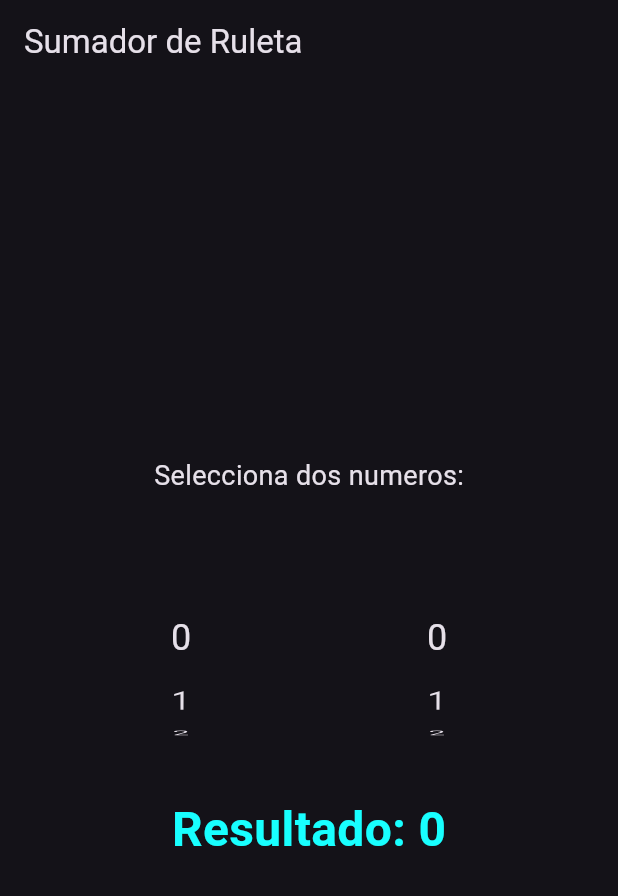
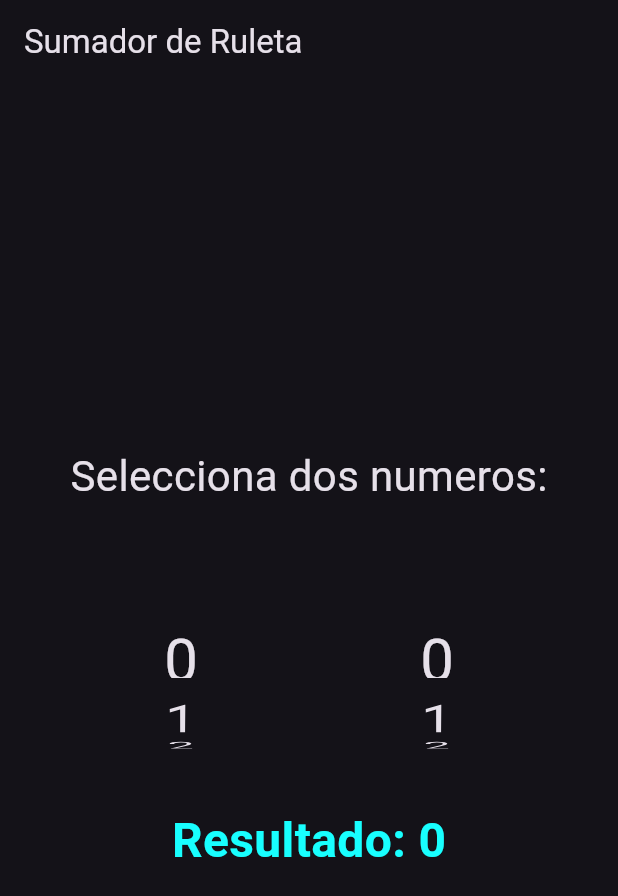
Before and after one commit to ning3n/number_spinner_app, a Flutter app: the screen it shows after launch, on a phone screen of 412 x 824 dp. Shown: the top 896 px of the screen. Run offline on Flutter 3.47's test engine with Material 3 defaults, Android fonts, the phone set to English and light mode, and no system bars.

```diff
--- a/lib/components/number_wheel.dart
+++ b/lib/components/number_wheel.dart
@@ -15,7 +15,7 @@ Widget numberWheel({required Function(int) onSelectedItemChanged}){
         builder: (context, index) => Center(
           child: Text(
             numbers[index].toString(),
-            style: TextStyle(fontSize: 24),
+            style: TextStyle(fontSize: 40),
           ),
         ),
         childCount: numbers.length,
--- a/lib/screens/number_spinner_screen.dart
+++ b/lib/screens/number_spinner_screen.dart
@@ -21,7 +21,7 @@ class _NumberSpinnerScreenState extends State<NumberSpinnerScreen> {
       body: Column(
         mainAxisAlignment: MainAxisAlignment.center,
         children: [
-          Text('Selecciona dos numeros:', style: TextStyle(fontSize: 18)),
+          Text('Selecciona dos numeros:', style: TextStyle(fontSize: 28)),
           SizedBox(height: 20),
           Row(
             mainAxisAlignment: MainAxisAlignment.spaceEvenly,
```
